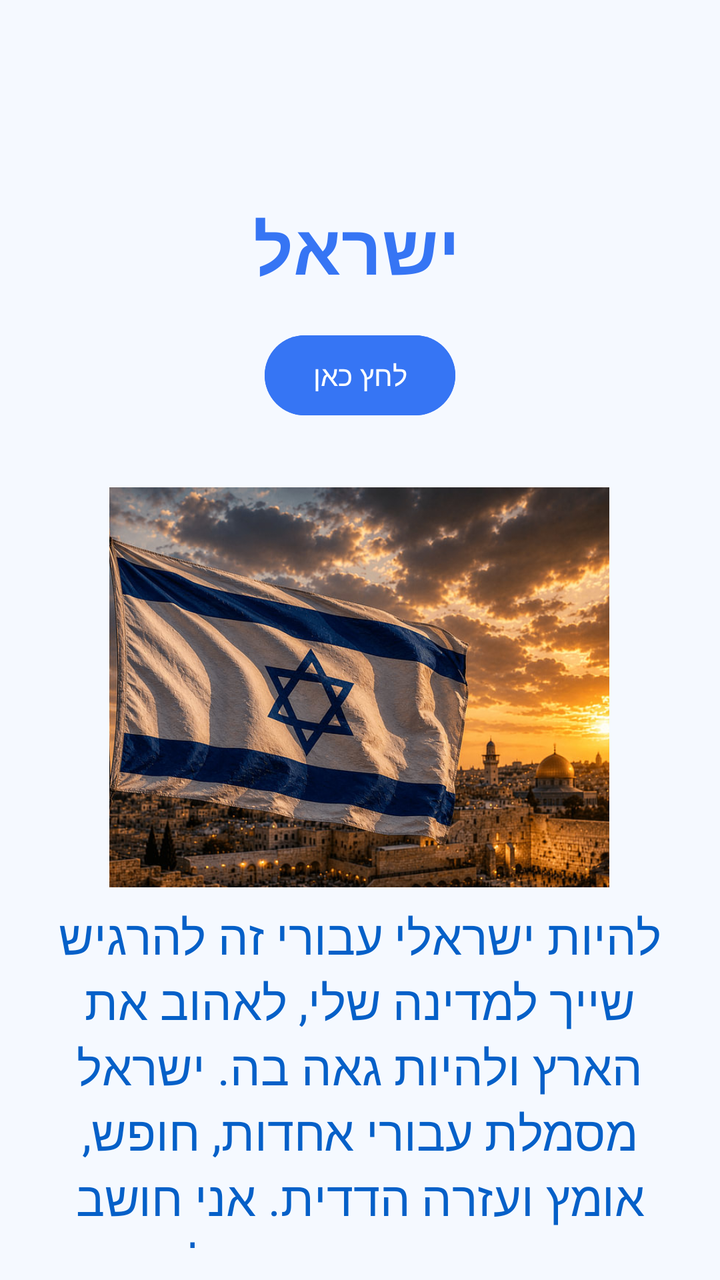
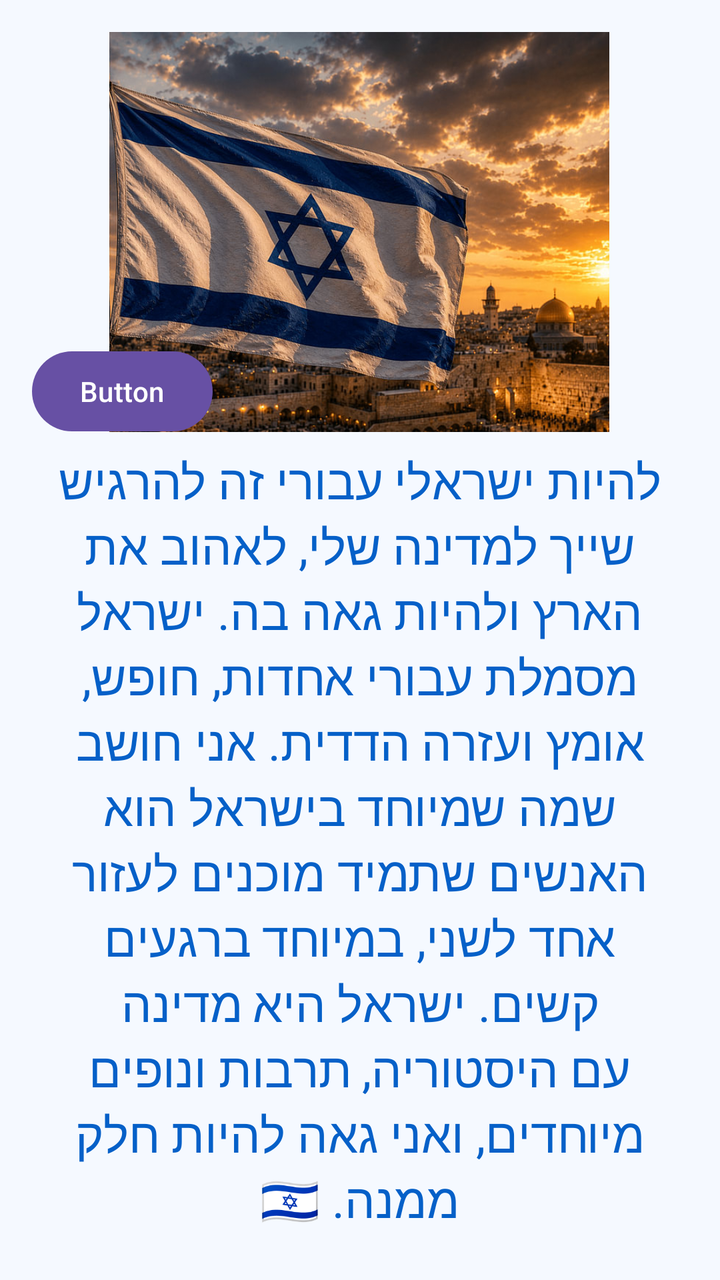

Two renders of the same Android screen: before a commit and after it. Below are the layout's source before the change and the commit's diff.
<!-- AndroidManifest.xml: application theme Theme.MorielMyApplication -->
<!-- res/layout/activity_main.xml -->
<?xml version="1.0" encoding="utf-8"?>
<androidx.constraintlayout.widget.ConstraintLayout
    xmlns:android="http://schemas.android.com/apk/res/android"
    xmlns:app="http://schemas.android.com/apk/res-auto"
    android:layout_width="match_parent"
    android:layout_height="match_parent"
    android:padding="16dp"
    android:background="#F5F9FF">

    <TextView
        android:id="@+id/tvTitle"
        android:layout_width="wrap_content"
        android:layout_height="wrap_content"
        android:layout_marginTop="84dp"
        android:gravity="center"
        android:text="@string/welcome_message"
        android:textColor="#3675F4"
        android:textSize="35sp"
        android:textStyle="bold"
        app:layout_constraintEnd_toEndOf="parent"
        app:layout_constraintHorizontal_bias="0.492"
        app:layout_constraintStart_toStartOf="parent"
        app:layout_constraintTop_toTopOf="parent" />

    <Button
        android:id="@+id/btnClick"
        android:layout_width="wrap_content"
        android:layout_height="wrap_content"
        android:layout_marginTop="16dp"
        android:text="@string/click_here"
        android:textColor="#FFFFFF"
        android:backgroundTint="#3675F4"
        app:layout_constraintTop_toBottomOf="@id/tvTitle"
        app:layout_constraintStart_toStartOf="parent"
        app:layout_constraintEnd_toEndOf="parent"/>

    <ImageView
        android:id="@+id/btn_img"
        android:layout_width="250dp"
        android:layout_height="200dp"
        android:layout_marginTop="32dp"
        android:contentDescription="תמונה ראשית"
        android:scaleType="centerCrop"
        android:src="@drawable/img"
        app:layout_constraintEnd_toEndOf="parent"
        app:layout_constraintHorizontal_bias="0.496"
        app:layout_constraintStart_toStartOf="parent"
        app:layout_constraintTop_toBottomOf="@id/btnClick" />

    <TextView
        android:id="@+id/tvMessage"
        android:layout_width="0dp"
        android:layout_height="wrap_content"
        android:layout_marginTop="8dp"
        android:gravity="center"
        android:text="@string/my_message"
        android:textColor="#0560C8"
        android:textSize="24sp"
        android:layout_marginStart="8dp"
        android:layout_marginEnd="8dp"
        app:layout_constraintEnd_toEndOf="parent"
        app:layout_constraintHorizontal_bias="0.0"
        app:layout_constraintStart_toStartOf="parent"
        app:layout_constraintTop_toBottomOf="@id/btn_img" />


</androidx.constraintlayout.widget.ConstraintLayout>
<!-- resources referenced by this layout -->
<resources>
  <!-- drawable img: png bitmap (drawable, 148885 bytes) -->
  <string name="click_here">לחץ כאן</string>
  <string name="my_message">להיות ישראלי עבורי זה להרגיש שייך למדינה שלי, לאהוב את הארץ ולהיות גאה בה. ישראל מסמלת עבורי אחדות, חופש, אומץ ועזרה הדדית. אני חושב שמה שמיוחד בישראל הוא האנשים שתמיד מוכנים לעזור אחד לשני, במיוחד ברגעים קשים. ישראל היא מדינה עם היסטוריה, תרבות ונופים מיוחדים, ואני גאה להיות חלק ממנה. 🇮🇱
  </string>
  <string name="welcome_message">ישראל</string>
  <style name="Theme.MorielMyApplication" parent="Base.Theme.MorielMyApplication" />
  <style name="Base.Theme.MorielMyApplication" parent="Theme.Material3.DayNight.NoActionBar">
          
          
      </style>
</resources>

<!-- the commit's change to res/layout/activity_main.xml (unified diff, before → after) -->
@@ -1,11 +1,11 @@
 <?xml version="1.0" encoding="utf-8"?>
-<androidx.constraintlayout.widget.ConstraintLayout
-    xmlns:android="http://schemas.android.com/apk/res/android"
+<androidx.constraintlayout.widget.ConstraintLayout xmlns:android="http://schemas.android.com/apk/res/android"
     xmlns:app="http://schemas.android.com/apk/res-auto"
+    xmlns:tools="http://schemas.android.com/tools"
     android:layout_width="match_parent"
     android:layout_height="match_parent"
-    android:padding="16dp"
-    android:background="#F5F9FF">
+    android:background="#F5F9FF"
+    android:padding="16dp">
 
     <TextView
         android:id="@+id/tvTitle"
@@ -22,46 +22,42 @@
         app:layout_constraintStart_toStartOf="parent"
         app:layout_constraintTop_toTopOf="parent" />
 
-    <Button
-        android:id="@+id/btnClick"
-        android:layout_width="wrap_content"
-        android:layout_height="wrap_content"
-        android:layout_marginTop="16dp"
-        android:text="@string/click_here"
-        android:textColor="#FFFFFF"
-        android:backgroundTint="#3675F4"
-        app:layout_constraintTop_toBottomOf="@id/tvTitle"
-        app:layout_constraintStart_toStartOf="parent"
-        app:layout_constraintEnd_toEndOf="parent"/>
-
     <ImageView
         android:id="@+id/btn_img"
         android:layout_width="250dp"
         android:layout_height="200dp"
-        android:layout_marginTop="32dp"
         android:contentDescription="תמונה ראשית"
         android:scaleType="centerCrop"
         android:src="@drawable/img"
         app:layout_constraintEnd_toEndOf="parent"
         app:layout_constraintHorizontal_bias="0.496"
         app:layout_constraintStart_toStartOf="parent"
-        app:layout_constraintTop_toBottomOf="@id/btnClick" />
+        tools:layout_editor_absoluteY="252dp" />
 
     <TextView
         android:id="@+id/tvMessage"
         android:layout_width="0dp"
         android:layout_height="wrap_content"
+        android:layout_marginStart="8dp"
         android:layout_marginTop="8dp"
+        android:layout_marginEnd="8dp"
         android:gravity="center"
         android:text="@string/my_message"
         android:textColor="#0560C8"
         android:textSize="24sp"
-        android:layout_marginStart="8dp"
-        android:layout_marginEnd="8dp"
         app:layout_constraintEnd_toEndOf="parent"
         app:layout_constraintHorizontal_bias="0.0"
         app:layout_constraintStart_toStartOf="parent"
         app:layout_constraintTop_toBottomOf="@id/btn_img" />
 
+    <Button
+        android:id="@+id/button2"
+        android:layout_width="wrap_content"
+        android:layout_height="wrap_content"
+        android:layout_marginTop="24dp"
+        android:text="Button"
+        app:layout_constraintTop_toBottomOf="@+id/tvTitle"
+        tools:layout_editor_absoluteX="139dp" />
+
 
 </androidx.constraintlayout.widget.ConstraintLayout>
<!-- resource entries referenced after the edit -->
@@ -1,7 +1,6 @@
 <!-- resources referenced by this layout -->
 <resources>
   <!-- drawable img: png bitmap (drawable, 148885 bytes) -->
-  <string name="click_here">לחץ כאן</string>
   <string name="my_message">להיות ישראלי עבורי זה להרגיש שייך למדינה שלי, לאהוב את הארץ ולהיות גאה בה. ישראל מסמלת עבורי אחדות, חופש, אומץ ועזרה הדדית. אני חושב שמה שמיוחד בישראל הוא האנשים שתמיד מוכנים לעזור אחד לשני, במיוחד ברגעים קשים. ישראל היא מדינה עם היסטוריה, תרבות ונופים מיוחדים, ואני גאה להיות חלק ממנה. 🇮🇱
   </string>
   <string name="welcome_message">ישראל</string>
